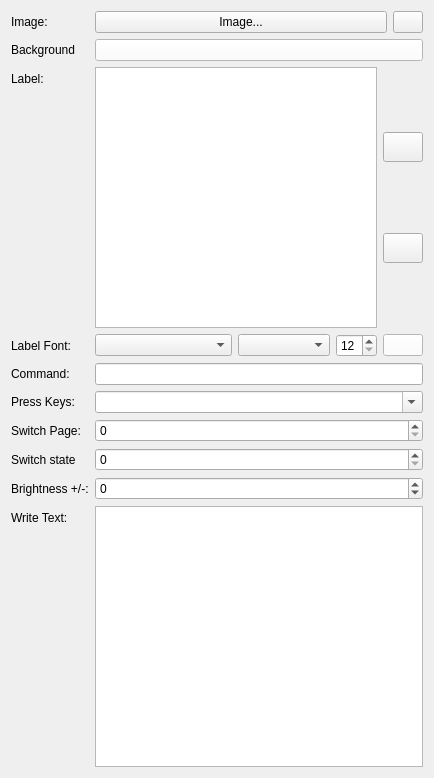
The window that streamdeck_ui/button.ui (streamdeck-linux-gui/streamdeck-linux-gui) describes before a commit, drawn with Qt 5.
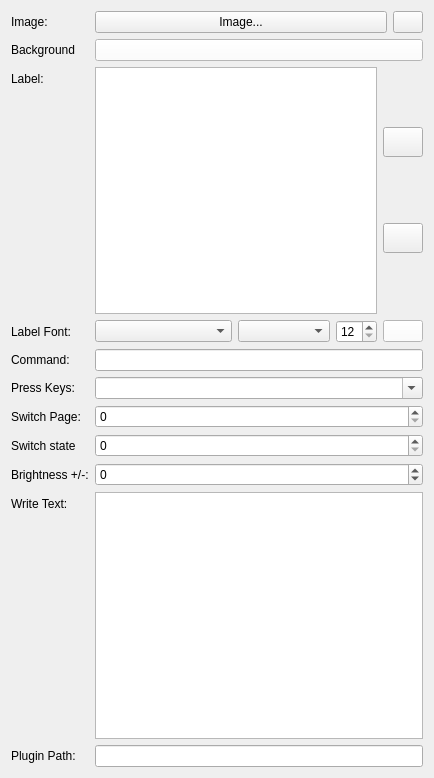
The same window after the commit. Icons and pictures are not drawn.

Commit message: Added Plugin implementation to the project

What changed in the file:
```diff
--- a/streamdeck_ui/button.ui
+++ b/streamdeck_ui/button.ui
@@ -1272,6 +1272,16 @@
    <item row="10" column="1">
     <widget class="QPlainTextEdit" name="write"/>
    </item>
+   <item row="11" column="0">
+    <widget class="QLabel" name="label_11">
+     <property name="text">
+      <string>Plugin Path:</string>
+     </property>
+    </widget>
+   </item>
+   <item row="11" column="1">
+    <widget class="QLineEdit" name="plugin_path"/>
+   </item>
   </layout>
  </widget>
  <resources>
```
The commit also changes 9 other files.
